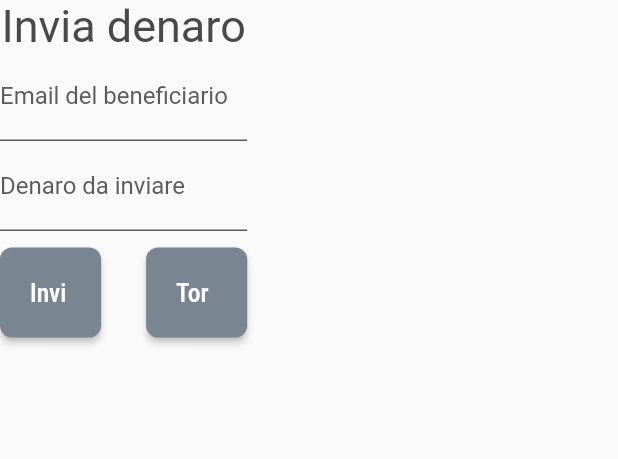
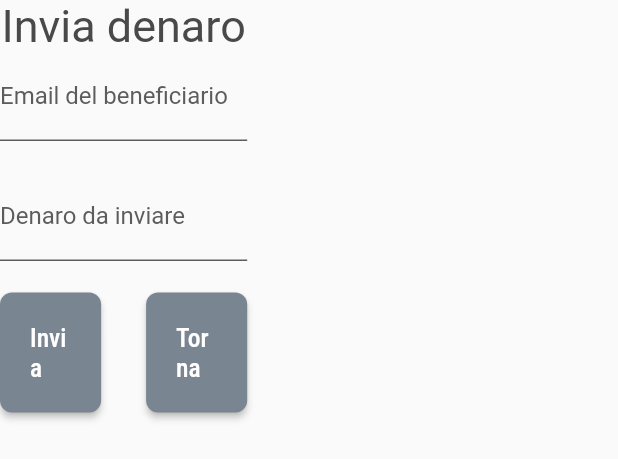
Before and after one commit to SendGram/SendgramBank, a Flutter app: the TransactionContent widget shown alone on an empty page, opened directly, on a phone screen of 412 x 824 dp. Shown: the top 459 px of the screen. Run offline on Flutter 3.47's test engine with Material 2 defaults, Android fonts, the phone set to English and light mode, and no system bars; our stand-ins replace bloc, dio, fl_chart, flutter_bloc, google_fonts, hive; missing offline and left inert: jwt_decode, smart_flare, validators2; accounts and stored records are empty.

Commit message:
ALTER: TransactionContent
ADD: blocBuilder
ADD: handling of the TransactionErrorState

```diff
--- a/sendgrambank/lib/pages/dashboardContent/TransactionContent.dart
+++ b/sendgrambank/lib/pages/dashboardContent/TransactionContent.dart
@@ -18,6 +18,8 @@ class TransactionContent extends StatelessWidget {
   Widget build(BuildContext context) {
     Size size = MediaQuery.of(context).size;
     final transactionBloc = BlocProvider.of<TransactionBloc>(context);
+    return BlocBuilder<TransactionBloc, TransactionState>(
+      builder: (contex, state) {
         return Expanded(
           child: SingleChildScrollView(
             child: Column(
@@ -25,22 +27,30 @@ class TransactionContent extends StatelessWidget {
               crossAxisAlignment: CrossAxisAlignment.center,
               children: [
                 Text("Invia denaro",
-                style:
-                    GoogleFonts.roboto(fontSize: 30, color: Color(0xff494949))),
+                    style: GoogleFonts.roboto(
+                        fontSize: 30, color: Color(0xff494949))),
                 Container(
-                height: 60,
+                    height: 80,
                     width: size.width * 0.4,
                     child: CustomTextField(
                         text: "Email del beneficiario",
                         controller: _beneficiaryController,
-                )),
+                        errorText: (state is TransactionErrorState &&
+                                state.position == "email")
+                            ? state.message
+                            : null)),
                 Container(
-                height: 70,
+                    height: 80,
                     width: size.width * 0.4,
                     child: CustomTextField(
-                    text: "Denaro da inviare", controller: _amountController)),
+                        text: "Denaro da inviare",
+                        controller: _amountController,
+                        errorText: (state is TransactionErrorState &&
+                                state.position == "amount")
+                            ? state.message
+                            : null)),
                 Container(
-              height: 60,
+                  height: 80,
                   width: size.width * 0.4,
                   child: Row(
                     children: [
@@ -62,8 +72,8 @@ class TransactionContent extends StatelessWidget {
                         width: 30,
                       ),
                       Expanded(
-                    child:
-                        CustomButton(text: "Torna indietro", onPressed: () {}),
+                        child: CustomButton(
+                            text: "Torna indietro", onPressed: () {}),
                       )
                     ],
                   ),
@@ -72,5 +82,7 @@ class TransactionContent extends StatelessWidget {
             ),
           ),
         );
+      },
+    );
   }
 }
```
Lines whose indentation alone changed are shown as unchanged.
